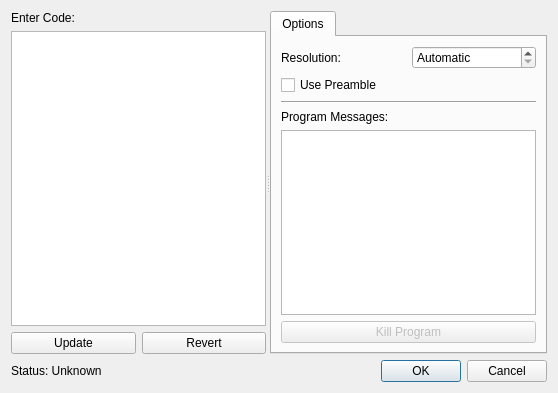
First picture: the form in scribus/latexeditor.ui, repository scribusproject/scribus, before the edit.
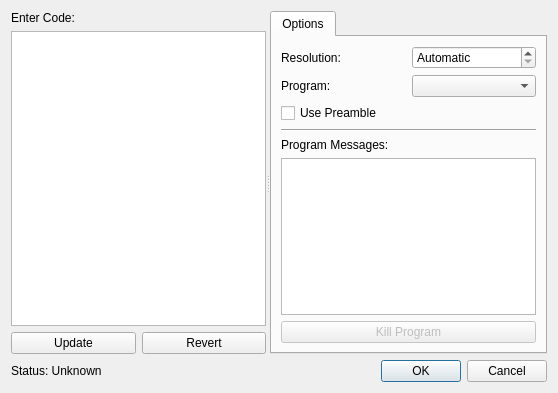
Second picture: the form after the edit.

Diff of the .ui file:
```diff
--- a/scribus/latexeditor.ui
+++ b/scribus/latexeditor.ui
@@ -66,15 +66,15 @@
        </attribute>
        <layout class="QVBoxLayout" >
         <item>
-         <layout class="QHBoxLayout" >
-          <item>
+         <layout class="QGridLayout" >
+          <item row="0" column="0" >
            <widget class="QLabel" name="label_6" >
             <property name="text" >
              <string>Resolution:</string>
             </property>
            </widget>
           </item>
-          <item>
+          <item row="0" column="1" >
            <widget class="QSpinBox" name="dpiSpinBox" >
             <property name="specialValueText" >
              <string>Automatic</string>
@@ -90,6 +90,16 @@
             </property>
            </widget>
           </item>
+          <item row="1" column="0" >
+           <widget class="QLabel" name="label" >
+            <property name="text" >
+             <string>Program:</string>
+            </property>
+           </widget>
+          </item>
+          <item row="1" column="1" >
+           <widget class="QComboBox" name="programComboBox" />
+          </item>
          </layout>
         </item>
         <item>
```
